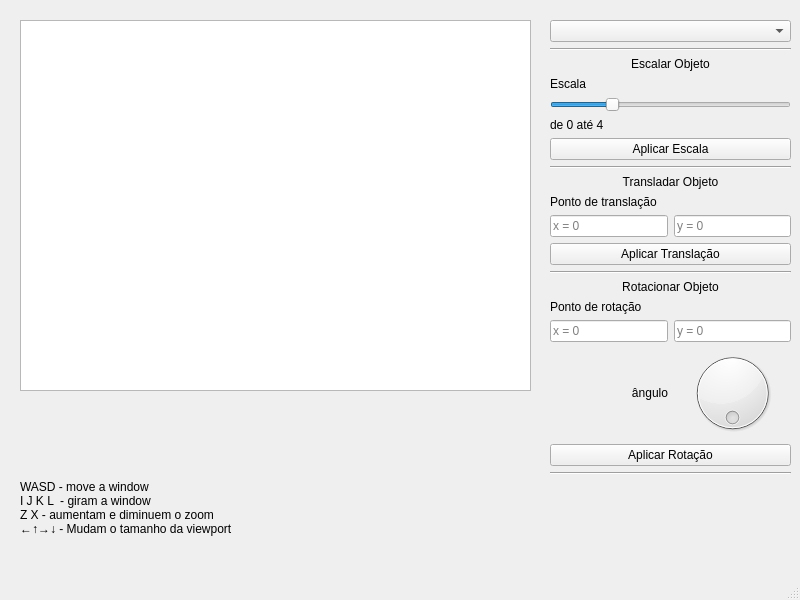
Qt form mainwindow.ui (Thales3006/Wireframe_3Dmodel_Visualizer) before a commit.
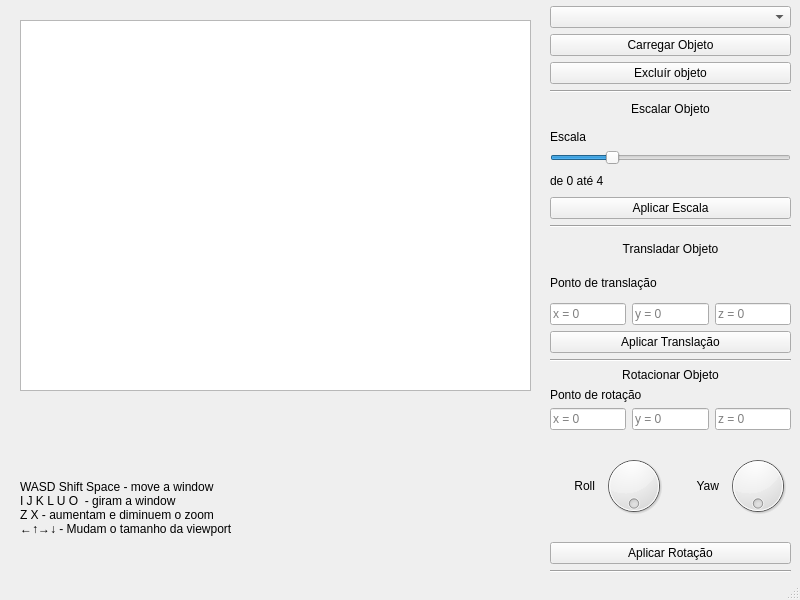
The same form after that commit.

Diff of the .ui file:
```diff
--- a/mainwindow.ui
+++ b/mainwindow.ui
@@ -28,9 +28,9 @@
     <property name="geometry">
      <rect>
       <x>550</x>
-      <y>20</y>
+      <y>6</y>
       <width>241</width>
-      <height>455</height>
+      <height>567</height>
      </rect>
     </property>
     <layout class="QVBoxLayout" name="edit">
@@ -41,6 +41,30 @@
        </property>
       </widget>
      </item>
+     <item>
+      <layout class="QVBoxLayout" name="objloader">
+       <item>
+        <widget class="QPushButton" name="objloadbutton">
+         <property name="focusPolicy">
+          <enum>Qt::FocusPolicy::ClickFocus</enum>
+         </property>
+         <property name="text">
+          <string>Carregar Objeto</string>
+         </property>
+        </widget>
+       </item>
+       <item>
+        <widget class="QPushButton" name="objdestroybutton">
+         <property name="focusPolicy">
+          <enum>Qt::FocusPolicy::ClickFocus</enum>
+         </property>
+         <property name="text">
+          <string>Excluír objeto</string>
+         </property>
+        </widget>
+       </item>
+      </layout>
+     </item>
      <item>
       <widget class="Line" name="line_4">
        <property name="orientation">
@@ -156,6 +180,19 @@
            </property>
           </widget>
          </item>
+         <item>
+          <widget class="QLineEdit" name="translateCoordZ">
+           <property name="inputMethodHints">
+            <set>Qt::InputMethodHint::ImhNone</set>
+           </property>
+           <property name="text">
+            <string/>
+           </property>
+           <property name="placeholderText">
+            <string>z = 0</string>
+           </property>
+          </widget>
+         </item>
         </layout>
        </item>
        <item>
@@ -224,14 +261,45 @@
            </property>
           </widget>
          </item>
+         <item>
+          <widget class="QLineEdit" name="rotateCoordZ">
+           <property name="inputMethodHints">
+            <set>Qt::InputMethodHint::ImhNone</set>
+           </property>
+           <property name="text">
+            <string/>
+           </property>
+           <property name="placeholderText">
+            <string>z = 0</string>
+           </property>
+          </widget>
+         </item>
         </layout>
        </item>
        <item>
         <layout class="QHBoxLayout" name="angle">
          <item>
           <widget class="QLabel" name="angleLabel">
+           <property name="sizePolicy">
+            <sizepolicy hsizetype="Fixed" vsizetype="Fixed">
+             <horstretch>0</horstretch>
+             <verstretch>0</verstretch>
+            </sizepolicy>
+           </property>
+           <property name="minimumSize">
+            <size>
+             <width>45</width>
+             <height>16</height>
+            </size>
+           </property>
+           <property name="maximumSize">
+            <size>
+             <width>16777215</width>
+             <height>16</height>
+            </size>
+           </property>
            <property name="text">
-            <string>ângulo</string>
+            <string>Roll</string>
            </property>
            <property name="alignment">
             <set>Qt::AlignmentFlag::AlignRight|Qt::AlignmentFlag::AlignTrailing|Qt::AlignmentFlag::AlignVCenter</set>
@@ -240,6 +308,50 @@
          </item>
          <item>
           <widget class="QDial" name="angleDial">
+           <property name="sizePolicy">
+            <sizepolicy hsizetype="Preferred" vsizetype="Fixed">
+             <horstretch>0</horstretch>
+             <verstretch>0</verstretch>
+            </sizepolicy>
+           </property>
+           <property name="maximum">
+            <number>100</number>
+           </property>
+           <property name="wrapping">
+            <bool>true</bool>
+           </property>
+          </widget>
+         </item>
+         <item>
+          <widget class="QLabel" name="angleLabel_2">
+           <property name="sizePolicy">
+            <sizepolicy hsizetype="Fixed" vsizetype="Fixed">
+             <horstretch>0</horstretch>
+             <verstretch>0</verstretch>
+            </sizepolicy>
+           </property>
+           <property name="minimumSize">
+            <size>
+             <width>46</width>
+             <height>16</height>
+            </size>
+           </property>
+           <property name="text">
+            <string>Yaw</string>
+           </property>
+           <property name="alignment">
+            <set>Qt::AlignmentFlag::AlignRight|Qt::AlignmentFlag::AlignTrailing|Qt::AlignmentFlag::AlignVCenter</set>
+           </property>
+          </widget>
+         </item>
+         <item>
+          <widget class="QDial" name="angleDial_2">
+           <property name="sizePolicy">
+            <sizepolicy hsizetype="Preferred" vsizetype="Fixed">
+             <horstretch>0</horstretch>
+             <verstretch>0</verstretch>
+            </sizepolicy>
+           </property>
            <property name="maximum">
             <number>100</number>
            </property>
@@ -278,8 +390,8 @@
      </rect>
     </property>
     <property name="text">
-     <string>WASD - move a window
-I J K L  - giram a window
+     <string>WASD Shift Space - move a window
+I J K L U O  - giram a window
 Z X - aumentam e diminuem o zoom
 ←↑→↓ - Mudam o tamanho da viewport </string>
     </property>
```
Left out of the diff: 9 changed lines with no effect on the pictures.
